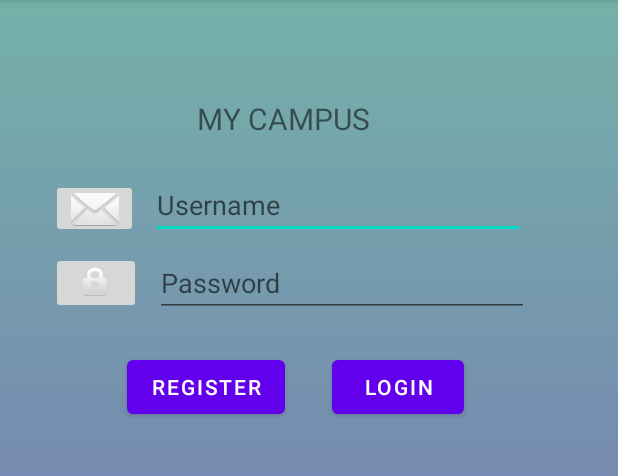
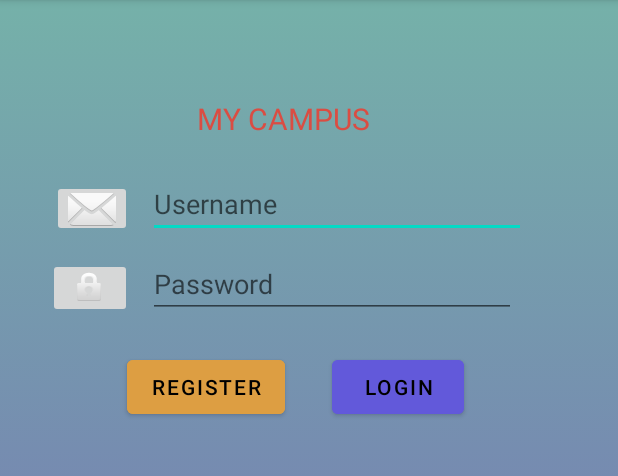
Before and after one commit to zx-arch/progandro-gaskan, an Android app: the screen it shows after launch (MainActivity), on a phone screen of 412 x 824 dp, the part 84-560 px from its top. Run offline under Robolectric (Android 15) with nearby library versions, the phone set to English and light mode, and no system bars; Roboto replaces fonts that are not available here.

Commit message:
Membuat Aplikasi Antarmuka Login Berbasis Android

```diff
--- a/pertemuan4_71190424/app/src/main/res/layout/activity_main.xml
+++ b/pertemuan4_71190424/app/src/main/res/layout/activity_main.xml
@@ -11,7 +11,9 @@
         android:id="@+id/button"
         android:layout_width="wrap_content"
         android:layout_height="wrap_content"
+        android:backgroundTint="#DD9E42"
         android:text="@string/register"
+        android:textColor="#000000"
         app:layout_constraintBottom_toBottomOf="parent"
         app:layout_constraintEnd_toEndOf="parent"
         app:layout_constraintHorizontal_bias="0.275"
@@ -25,6 +27,7 @@
         android:layout_height="37dp"
         android:fontFamily="@font/alfa_slab_one"
         android:text="@string/my_campus"
+        android:textColor="#DA4D43"
         android:textSize="20sp"
         app:layout_constraintBottom_toBottomOf="parent"
         app:layout_constraintEnd_toEndOf="parent"
@@ -36,7 +39,9 @@
         android:id="@+id/button2"
         android:layout_width="wrap_content"
         android:layout_height="wrap_content"
+        android:backgroundTint="#6259DA"
         android:text="@string/login"
+        android:textColor="#000000"
         app:layout_constraintBottom_toBottomOf="parent"
         app:layout_constraintEnd_toEndOf="parent"
         app:layout_constraintHorizontal_bias="0.684"
@@ -46,8 +51,8 @@
 
     <EditText
         android:id="@+id/editTextTextPersonName"
-        android:layout_width="249dp"
-        android:layout_height="40dp"
+        android:layout_width="252dp"
+        android:layout_height="39dp"
         android:ems="10"
         android:hint="@string/Username"
         android:inputType="textPersonName"
@@ -61,23 +66,23 @@
 
     <EditText
         android:id="@+id/editTextTextPassword"
-        android:layout_width="249dp"
-        android:layout_height="40dp"
+        android:layout_width="245dp"
+        android:layout_height="41dp"
+        android:autofillHints=""
         android:ems="10"
         android:hint="@string/Password"
         android:inputType="textPassword"
         app:layout_constraintBottom_toBottomOf="parent"
         app:layout_constraintEnd_toEndOf="parent"
-        app:layout_constraintHorizontal_bias="0.635"
+        app:layout_constraintHorizontal_bias="0.59"
         app:layout_constraintStart_toStartOf="parent"
         app:layout_constraintTop_toTopOf="parent"
-        app:layout_constraintVertical_bias="0.235"
-        android:autofillHints="" />
+        app:layout_constraintVertical_bias="0.235" />
 
     <ImageButton
         android:id="@+id/imageButton3"
-        android:layout_width="58dp"
-        android:layout_height="39dp"
+        android:layout_width="53dp"
+        android:layout_height="38dp"
         android:contentDescription="@string/todo"
         app:layout_constraintBottom_toBottomOf="parent"
         app:layout_constraintEnd_toEndOf="parent"
@@ -90,15 +95,15 @@
 
     <ImageButton
         android:id="@+id/imageButton4"
-        android:layout_width="60dp"
-        android:layout_height="41dp"
+        android:layout_width="56dp"
+        android:layout_height="40dp"
         android:contentDescription="@string/todo"
         app:layout_constraintBottom_toBottomOf="parent"
         app:layout_constraintEnd_toEndOf="parent"
-        app:layout_constraintHorizontal_bias="0.097"
+        app:layout_constraintHorizontal_bias="0.089"
         app:layout_constraintStart_toStartOf="parent"
         app:layout_constraintTop_toTopOf="parent"
-        app:layout_constraintVertical_bias="0.231"
+        app:layout_constraintVertical_bias="0.236"
         app:srcCompat="@android:drawable/ic_lock_idle_lock"
         tools:ignore="MissingConstraints" />
 
```
